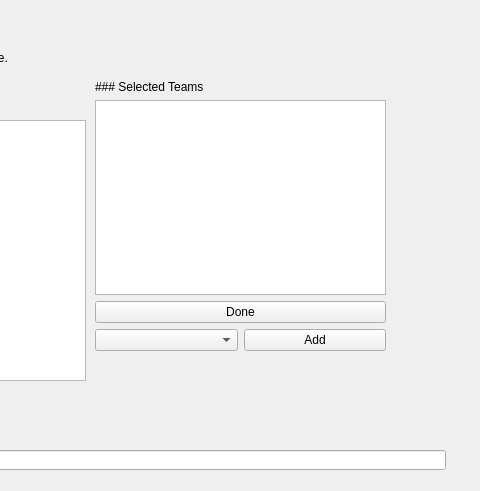
Before: the Qt Designer form Project-2-NFL/tripcreateWidget.ui in massivemembrain/Project-2-NFL, drawn with Qt 5; both pictures show x 195 to 675 and y 0 to 491 of the 1102 by 788 pixel window.
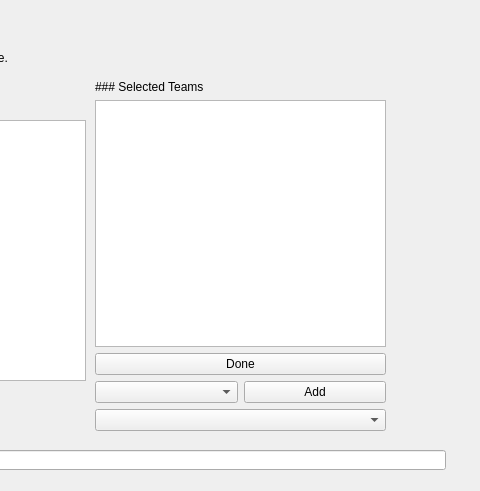
After: the same form once the commit is applied.

Commit message: Shortest path algorithm

```diff
--- a/Project-2-NFL/tripcreateWidget.ui
+++ b/Project-2-NFL/tripcreateWidget.ui
@@ -86,7 +86,7 @@
      <x>290</x>
      <y>80</y>
      <width>291</width>
-     <height>271</height>
+     <height>351</height>
     </rect>
    </property>
    <layout class="QVBoxLayout" name="verticalLayout">
@@ -124,6 +124,9 @@
       </item>
      </layout>
     </item>
+    <item>
+     <widget class="QComboBox" name="comboBox_algorithm"/>
+    </item>
    </layout>
   </widget>
   <widget class="QTableView" name="teamTable">
```
The commit also changes 5 other files.
